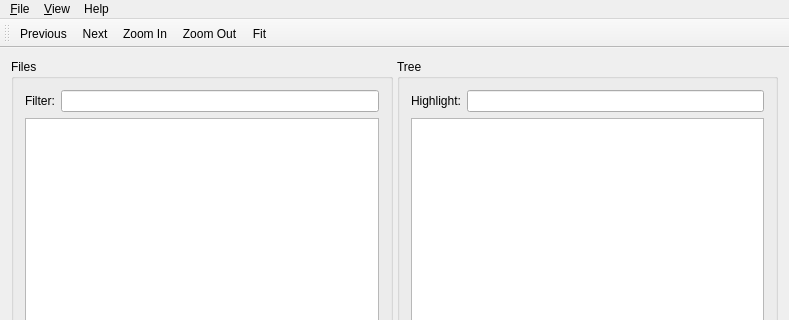
Before: the Qt Designer form ui/DactMainWindow.ui in rug-compling/dact, drawn with Qt 5; both pictures show x 0 to 789 and y 0 to 320 of the 789 by 660 pixel window.
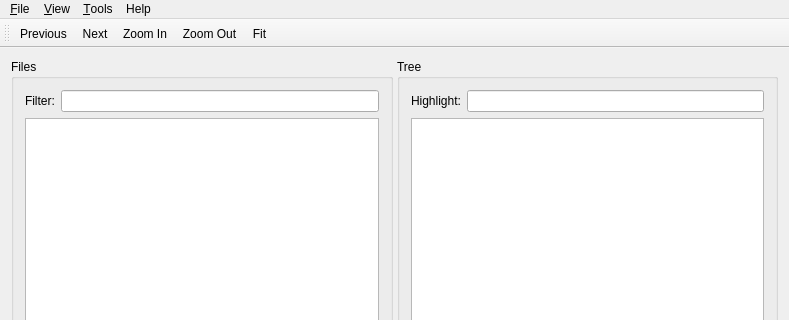
After: the same form once the commit is applied. Icons and pictures are not drawn.

Commit message: added separate search window to the tools menu

The edit to the form file:
```diff
--- a/ui/DactMainWindow.ui
+++ b/ui/DactMainWindow.ui
@@ -125,6 +125,14 @@
     <addaction name="fitAction"/>
     <addaction name="zoomInAction"/>
     <addaction name="zoomOutAction"/>
+    <addaction name="separator"/>
+    <addaction name="showSentencesInFileList"/>
+   </widget>
+   <widget class="QMenu" name="menuTools">
+    <property name="title">
+     <string>&amp;Tools</string>
+    </property>
+    <addaction name="showFilterWindow"/>
    </widget>
    <widget class="QMenu" name="menuHelp">
     <property name="title">
@@ -134,6 +142,7 @@
    </widget>
    <addaction name="menu_File"/>
    <addaction name="menuView"/>
+   <addaction name="menuTools"/>
    <addaction name="menuHelp"/>
   </widget>
   <widget class="QToolBar" name="mainToolBar">
```
Left out of the diff: 16 changed lines with no effect on the pictures. The commit also changes 6 other files.
